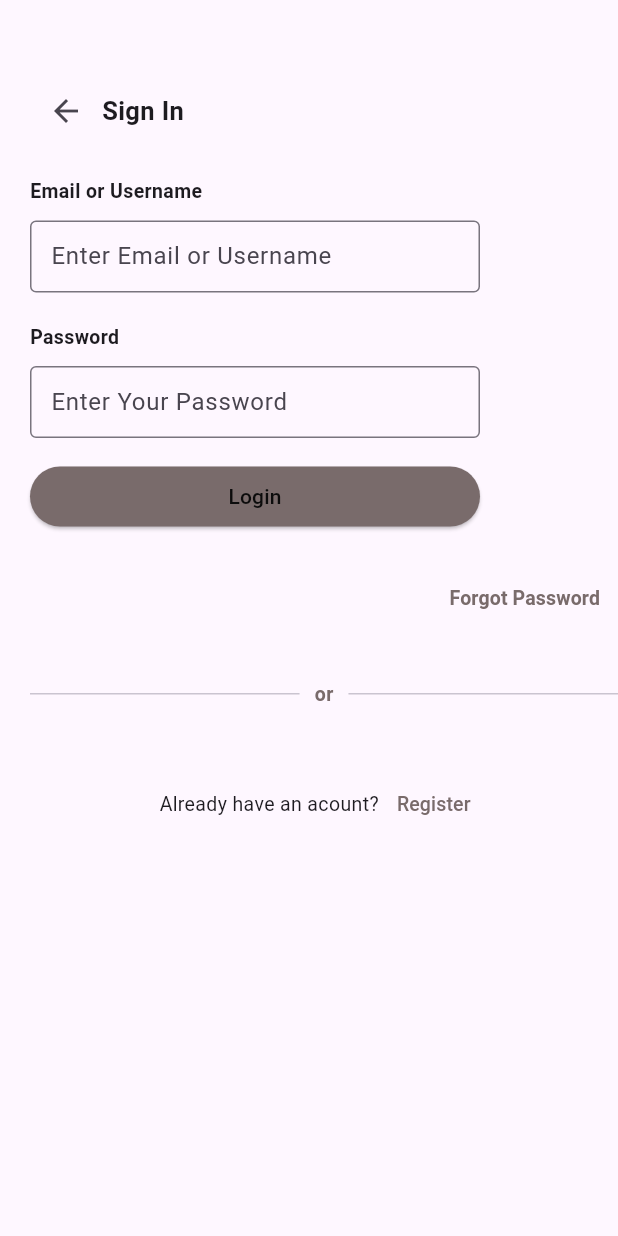
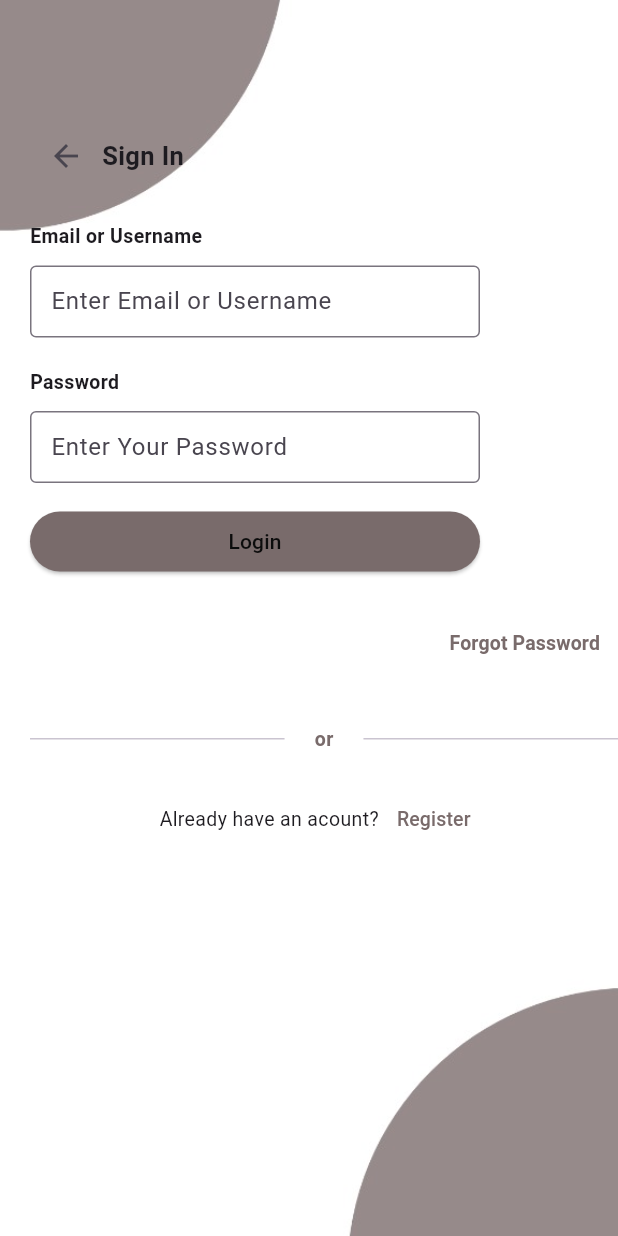
Before and after one commit to ArvandAlfarizki/ApkDemo, a Flutter app: the screen it shows after launch, on a phone screen of 412 x 824 dp. Run offline on Flutter 3.47's test engine with Material 3 defaults, Android fonts, the light colour scheme and no system bars; our stand-ins replace flutter_screenutil, google_fonts.

Commit message:
bg regis
bg regis

```diff
--- a/lib/main.dart
+++ b/lib/main.dart
@@ -25,8 +25,14 @@ class LoginPage extends StatelessWidget {
   Widget build(BuildContext context) {
     return Scaffold(
       body: Container(
+        decoration: BoxDecoration(
+          image: DecorationImage(
+            image: AssetImage('lib/Assets/Images/bg_regis.jpg'), // Ganti dengan path gambar Anda
+            fit: BoxFit.cover,
+          ),
+        ),
         alignment: Alignment.topLeft,
-        padding: EdgeInsets.only(top: 50.0, left: 20.0),
+        padding: EdgeInsets.only(top: 80.0, left: 20.0),
         child: Column(
           crossAxisAlignment: CrossAxisAlignment.start,
           children: [
@@ -131,7 +137,7 @@ class LoginPage extends StatelessWidget {
                   thickness: 1,
                 )),
                 Padding(
-                  padding: EdgeInsets.symmetric(horizontal: 10),
+                  padding: EdgeInsets.symmetric(horizontal: 20),
                   child: Text(
                     "or",
                     style: GoogleFonts.balooDa2(
@@ -144,7 +150,7 @@ class LoginPage extends StatelessWidget {
               ],
             ),
             SizedBox(
-              height: 40,
+              height: 20,
             ),
             Row(
               mainAxisAlignment: MainAxisAlignment.center,
```
Also changed, not shown: lib/Assets/Images/bg_regis.jpg (added).
